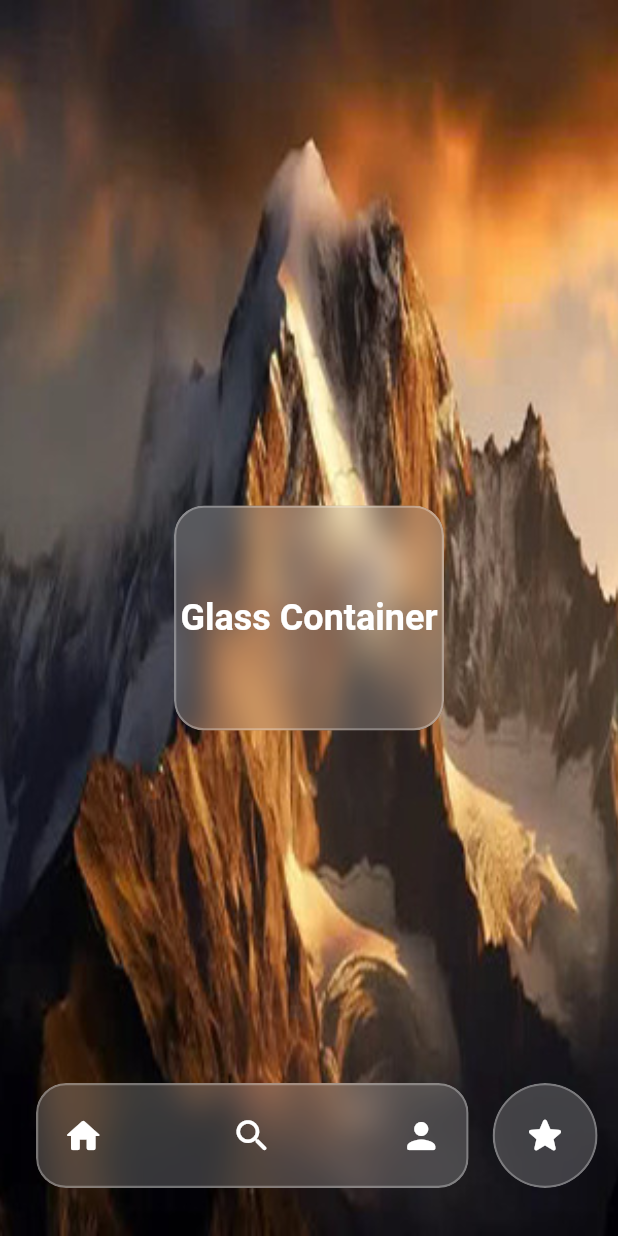
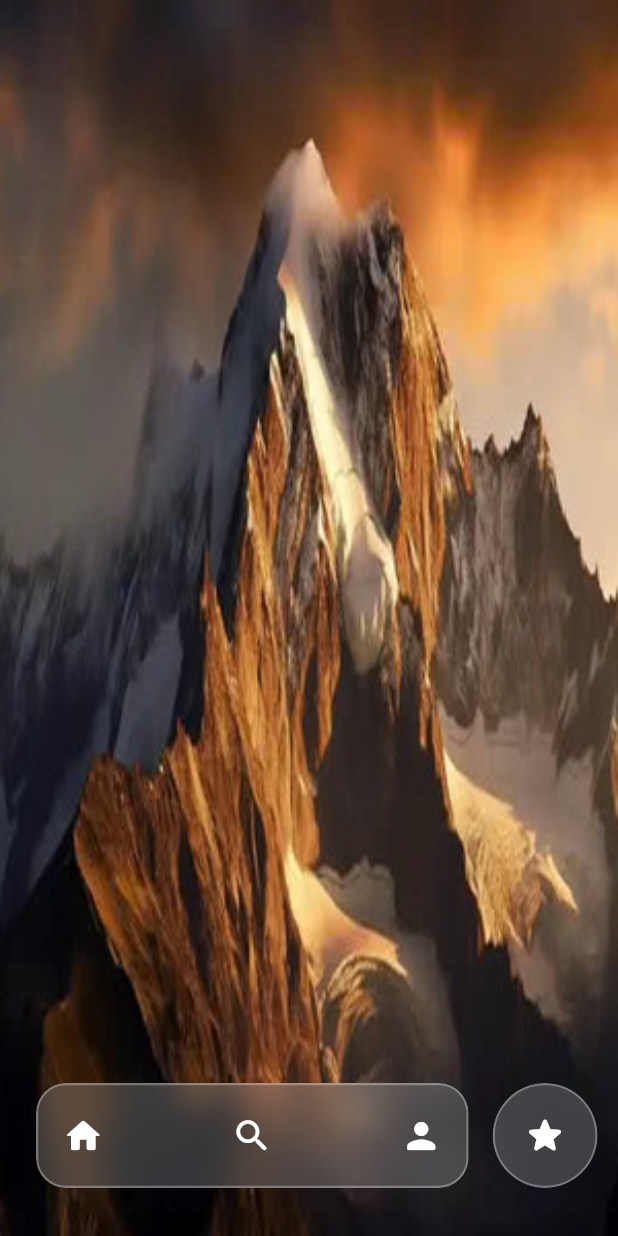
Before and after one commit to Someooo/my_flutter_template, a Flutter app: the screen it shows after launch, on a phone screen of 412 x 824 dp. Run offline on Flutter 3.47's test engine with Material 3 defaults, Android fonts, the light colour scheme and no system bars; our stand-ins replace equatable, firebase_analytics, firebase_crashlytics, flutter_screenutil, get; missing offline and left inert: cached_network_image_plus; accounts and stored records are empty; Roboto replaces fonts that are missing (Cairo).

Commit message:
Added toggle functionality to show/hide ClassContainer when GlassCircleButton is tapped.

```diff
--- a/lib/features/home/presentation/screens/home_scrren.dart
+++ b/lib/features/home/presentation/screens/home_scrren.dart
@@ -19,6 +19,13 @@ class _HomeScreenState extends State<HomeScreen> {
 
   bool _showOverlay = false;
   double? _overlayLeft;
+  bool _showClassContainer = false;
+
+  void _toggleClassContainer() {
+    setState(() {
+      _showClassContainer = !_showClassContainer;
+    });
+  }
 
   void _showOverlayAt(double desiredLeft, double minLeft, double maxLeft) {
     setState(() {
@@ -61,8 +68,21 @@ class _HomeScreenState extends State<HomeScreen> {
               ),
             ),
           ),
-          const Center(
-            child: ClassContainer(),
+          Center(
+            child: IgnorePointer(
+              ignoring: !_showClassContainer,
+              child: AnimatedOpacity(
+                opacity: _showClassContainer ? 1 : 0,
+                duration: const Duration(milliseconds: 200),
+                curve: Curves.easeInOut,
+                child: AnimatedScale(
+                  scale: _showClassContainer ? 1 : 0.8,
+                  duration: const Duration(milliseconds: 200),
+                  curve: Curves.easeInOut,
+                  child: const ClassContainer(),
+                ),
+              ),
+            ),
           ),
           AnimatedPositioned(
             duration: const Duration(milliseconds: 120),
@@ -101,6 +121,7 @@ class _HomeScreenState extends State<HomeScreen> {
               },
               onPanEnd: (_) => _hideOverlay(),
               onPanCancel: _hideOverlay,
+              onCircleButtonTap: _toggleClassContainer,
             ),
           ),
         ],
@@ -150,6 +171,7 @@ class GlassNavigationBar extends StatelessWidget {
   final GestureDragUpdateCallback? onPanUpdate;
   final GestureDragEndCallback? onPanEnd;
   final VoidCallback? onPanCancel;
+  final VoidCallback? onCircleButtonTap;
   const GlassNavigationBar({
     super.key,
     this.width,
@@ -161,6 +183,7 @@ class GlassNavigationBar extends StatelessWidget {
     this.onPanUpdate,
     this.onPanEnd,
     this.onPanCancel,
+    this.onCircleButtonTap,
   });
 
   int _getActiveIconIndex(double navWidth) {
@@ -229,7 +252,7 @@ class GlassNavigationBar extends StatelessWidget {
             ),
           ),
           const SizedBox(width: 16),
-          const GlassCircleButton(),
+          GlassCircleButton(onTap: onCircleButtonTap),
         ],
       ),
     );
@@ -280,11 +303,15 @@ class GlassActionWidget extends StatelessWidget {
 }
 
 class GlassCircleButton extends StatelessWidget {
-  const GlassCircleButton({super.key});
+  final VoidCallback? onTap;
+
+  const GlassCircleButton({super.key, this.onTap});
 
   @override
   Widget build(BuildContext context) {
-    return ClipOval(
+    return GestureDetector(
+      onTap: onTap,
+      child: ClipOval(
         child: BackdropFilter(
           filter: ImageFilter.blur(sigmaX: 10, sigmaY: 10),
           child: Container(
@@ -302,6 +329,7 @@ class GlassCircleButton extends StatelessWidget {
               Icons.star_rounded,
               color: Colors.white,
               size: 30,
+            ),
           ),
         ),
       ),
```
Lines whose indentation alone changed are shown as unchanged.
